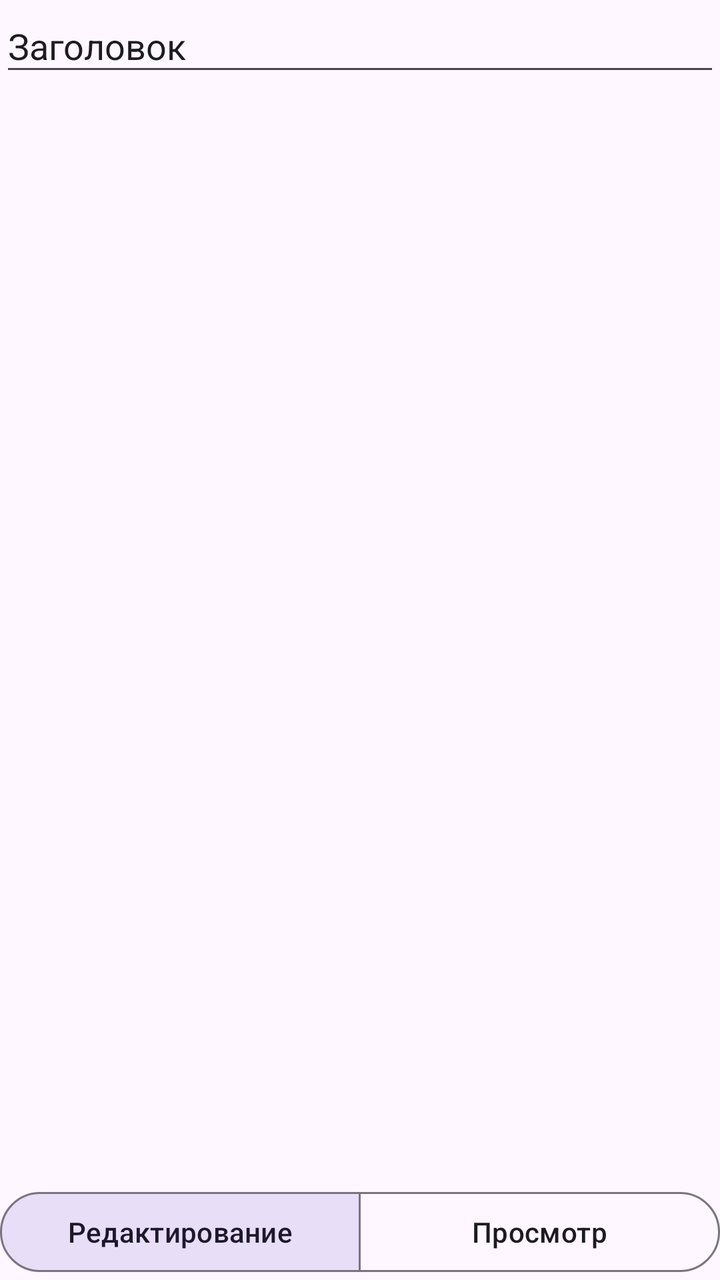
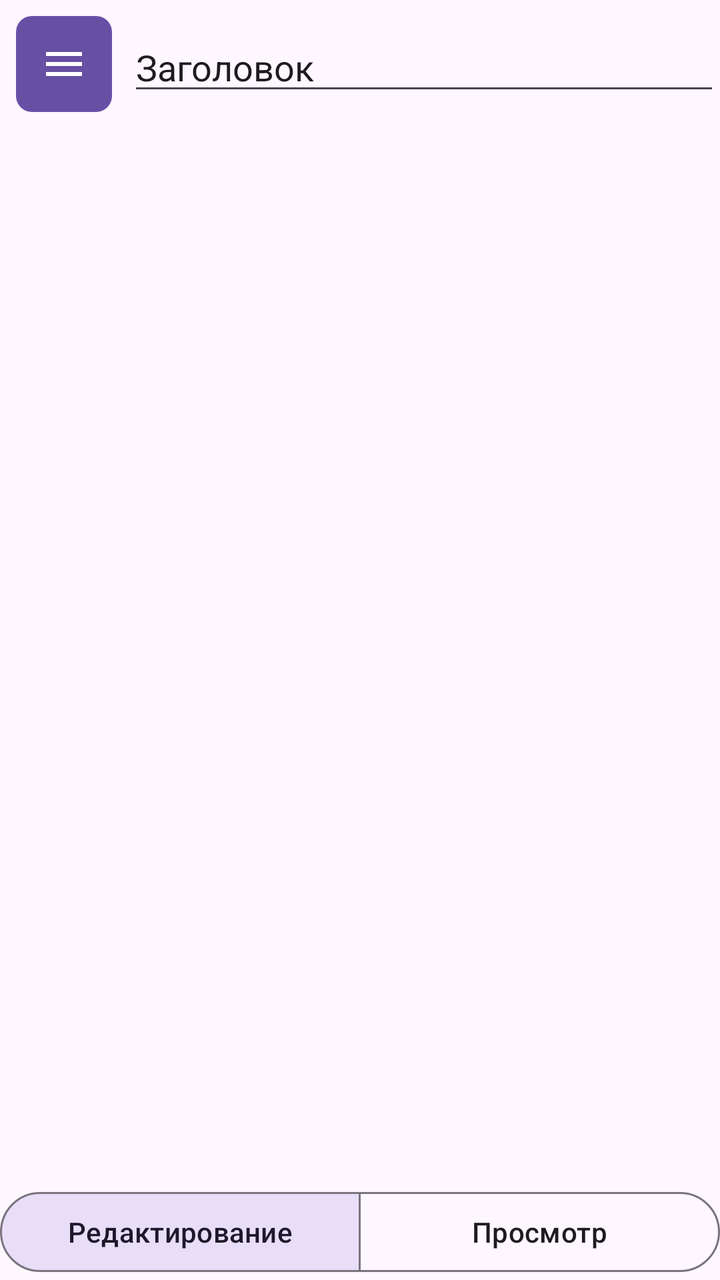

Two renders of the same Android screen: before a commit and after it. Below are the layout's source before the change and the commit's diff.
<!-- AndroidManifest.xml: application theme Theme.Verdensvogter -->
<!-- res/layout/activity_markdown.xml -->
<?xml version="1.0" encoding="utf-8"?>
<androidx.constraintlayout.widget.ConstraintLayout xmlns:android="http://schemas.android.com/apk/res/android"
    xmlns:app="http://schemas.android.com/apk/res-auto"
    xmlns:tools="http://schemas.android.com/tools"
    android:layout_width="match_parent"
    android:layout_height="match_parent"
    android:layout_gravity="center_vertical">

    <LinearLayout
        android:layout_width="match_parent"
        android:layout_height="match_parent"
        android:orientation="vertical"
        app:layout_constraintBottom_toBottomOf="parent"
        app:layout_constraintEnd_toEndOf="parent"
        app:layout_constraintStart_toStartOf="parent"
        app:layout_constraintTop_toTopOf="parent">


        <EditText
            android:id="@+id/Header"
            android:layout_width="match_parent"
            android:layout_height="43dp"
            android:layout_gravity="center_vertical"
            android:gravity="center_vertical"
            android:text="@string/header" />


        <EditText
            android:id="@+id/editText1"
            android:layout_width="match_parent"
            android:layout_height="0dp"
            android:layout_weight="1"
            android:background="@null"
            android:gravity="top|start"
            android:inputType="textMultiLine"
            android:text=""
            android:textSize="16sp" />

        <TextView
            android:id="@+id/textNotEditable"
            android:layout_width="match_parent"
            android:layout_height="0dp"
            android:layout_weight="1"
            android:text=""

            android:textSize="16sp"
            android:visibility="gone" />


        <com.google.android.material.button.MaterialButtonToggleGroup
            android:id="@+id/modeToggle"
            android:layout_width="match_parent"
            android:layout_height="wrap_content"
            android:gravity="bottom"
            app:checkedButton="@id/editButton"
            app:selectionRequired="true"
            app:singleSelection="true">

            <com.google.android.material.button.MaterialButton
                android:id="@+id/editButton"
                style="?attr/materialButtonOutlinedStyle"
                android:layout_width="0dp"
                android:layout_height="wrap_content"
                android:layout_weight="1"
                android:text="@string/edit_button" />

            <com.google.android.material.button.MaterialButton
                android:id="@+id/previewButton"
                style="?attr/materialButtonOutlinedStyle"
                android:layout_width="0dp"
                android:layout_height="wrap_content"
                android:layout_weight="1"
                android:text="@string/preview_button" />

        </com.google.android.material.button.MaterialButtonToggleGroup>
    </LinearLayout>
</androidx.constraintlayout.widget.ConstraintLayout>
<!-- resources referenced by this layout -->
<resources>
  <string name="edit_button">Редактирование</string>
  <string name="header">Заголовок</string>
  <string name="preview_button">Просмотр</string>
  <style name="Theme.Verdensvogter" parent="Base.Theme.Verdensvogter" />
  <style name="Base.Theme.Verdensvogter" parent="Theme.Material3.DayNight.NoActionBar">
          
          
      </style>
</resources>

<!-- the commit's change to res/layout/activity_markdown.xml (unified diff, before → after) -->
@@ -1,29 +1,59 @@
 <?xml version="1.0" encoding="utf-8"?>
-<androidx.constraintlayout.widget.ConstraintLayout xmlns:android="http://schemas.android.com/apk/res/android"
+<androidx.drawerlayout.widget.DrawerLayout xmlns:android="http://schemas.android.com/apk/res/android"
     xmlns:app="http://schemas.android.com/apk/res-auto"
     xmlns:tools="http://schemas.android.com/tools"
+    android:id="@+id/drawerLayout"
     android:layout_width="match_parent"
-    android:layout_height="match_parent"
-    android:layout_gravity="center_vertical">
+    android:layout_height="match_parent">
 
     <LinearLayout
+        android:id="@+id/mainContent"
         android:layout_width="match_parent"
         android:layout_height="match_parent"
-        android:orientation="vertical"
-        app:layout_constraintBottom_toBottomOf="parent"
-        app:layout_constraintEnd_toEndOf="parent"
-        app:layout_constraintStart_toStartOf="parent"
-        app:layout_constraintTop_toTopOf="parent">
+        android:orientation="vertical">
+
+        <LinearLayout
+            android:layout_width="match_parent"
+            android:layout_height="wrap_content"
+            android:orientation="horizontal">
+
+            <com.google.android.material.button.MaterialButton
+                android:id="@+id/list_button"
+                android:layout_width="48dp"
+                android:layout_height="48dp"
+                android:layout_margin="8dp"
+                android:contentDescription="@string/open_menu"
+                android:insetTop="0dp"
+                android:insetBottom="0dp"
+                android:padding="0dp"
+                app:cornerRadius="8dp"
+                app:icon="@drawable/baseline_menu_24"
+                app:iconGravity="textStart"
+                app:iconPadding="0dp"
+                app:iconSize="24dp" />
+
+            <EditText
+                android:id="@+id/Header"
+                android:layout_width="0dp"
+                android:layout_height="wrap_content"
+                android:layout_gravity="center_vertical"
+                android:layout_weight="1"
+                android:gravity="center_vertical"
+                android:text="@string/header" />
+
+        </LinearLayout>
 
 
-        <EditText
-            android:id="@+id/Header"
+        <FrameLayout
             android:layout_width="match_parent"
-            android:layout_height="43dp"
-            android:layout_gravity="center_vertical"
-            android:gravity="center_vertical"
-            android:text="@string/header" />
+            android:layout_height="0dp"
+            android:layout_weight="1">
 
+            <LinearLayout
+                android:id="@+id/knowledgeContent"
+                android:layout_width="match_parent"
+                android:layout_height="match_parent"
+                android:orientation="vertical">
 
         <EditText
             android:id="@+id/editText1"
@@ -73,5 +103,49 @@
                 android:text="@string/preview_button" />
 
         </com.google.android.material.button.MaterialButtonToggleGroup>
+
+            </LinearLayout>
+
+            <FrameLayout
+                android:id="@+id/mapContent"
+                android:layout_width="match_parent"
+                android:layout_height="match_parent"
+                android:visibility="gone">
+
+                <ImageView
+                    android:id="@+id/mapImage"
+                    android:layout_width="match_parent"
+                    android:layout_height="match_parent"
+                    android:contentDescription="@string/map_image_description"
+                    android:scaleType="fitXY" />
+
+                <com.google.android.material.button.MaterialButton
+                    android:id="@+id/loadMapButton"
+                    android:layout_width="64dp"
+                    android:layout_height="64dp"
+                    android:layout_gravity="center"
+                    android:contentDescription="@string/load_map_image"
+                    android:insetTop="0dp"
+                    android:insetBottom="0dp"
+                    android:padding="0dp"
+                    app:cornerRadius="16dp"
+                    app:icon="@drawable/ic_add_image"
+                    app:iconGravity="textStart"
+                    app:iconPadding="0dp"
+                    app:iconSize="32dp" />
+
+            </FrameLayout>
+
+        </FrameLayout>
+
     </LinearLayout>
-</androidx.constraintlayout.widget.ConstraintLayout>
+
+
+    <com.google.android.material.navigation.NavigationView
+        app:menu="@menu/drawer_menu"
+        android:id="@+id/navigationView"
+        android:layout_width="280dp"
+        android:layout_height="match_parent"
+        android:layout_gravity="start" />
+
+</androidx.drawerlayout.widget.DrawerLayout>
<!-- resource entries referenced after the edit -->
@@ -1,7 +1,26 @@
 <!-- resources referenced by this layout -->
 <resources>
+  <!-- drawable baseline_menu_24 (drawable) -->
+  <vector xmlns:android="http://schemas.android.com/apk/res/android" android:height="24dp" android:tint="#000000" android:viewportHeight="24" android:viewportWidth="24" android:width="24dp">
+        
+      <path android:fillColor="@android:color/white" android:pathData="M3,18h18v-2L3,16v2zM3,13h18v-2L3,11v2zM3,6v2h18L21,6L3,6z"/>
+      
+  </vector>
+  <!-- drawable ic_add_image (drawable) -->
+  <vector xmlns:android="http://schemas.android.com/apk/res/android"
+      android:width="24dp"
+      android:height="24dp"
+      android:viewportWidth="24"
+      android:viewportHeight="24">
+      <path
+          android:fillColor="#FF000000"
+          android:pathData="M21,19V5c0,-1.1 -0.9,-2 -2,-2H5C3.9,3 3,3.9 3,5v14c0,1.1 0.9,2 2,2h14c1.1,0 2,-0.9 2,-2zM8.5,13.5l2.5,3.01L14.5,12l4.5,6H5l3.5,-4.5zM18,7h-2v2h-2V7h-2V5h2V3h2v2h2v2z" />
+  </vector>
   <string name="edit_button">Редактирование</string>
   <string name="header">Заголовок</string>
+  <string name="load_map_image">Загрузить изображение</string>
+  <string name="map_image_description">Изображение карты</string>
+  <string name="open_menu">Открыть меню</string>
   <string name="preview_button">Просмотр</string>
   <style name="Theme.Verdensvogter" parent="Base.Theme.Verdensvogter" />
   <style name="Base.Theme.Verdensvogter" parent="Theme.Material3.DayNight.NoActionBar">
